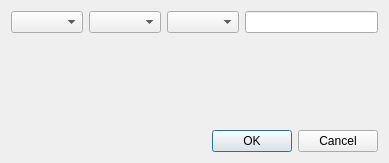
This is dialogs/pddatedialog.ui in caybro/pedikree as Qt 5 draws it before an edit. The edited form follows.
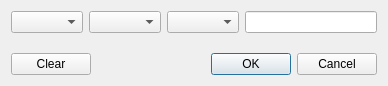
This is the edited form.

Commit message: add a Clear button

```diff
--- a/dialogs/pddatedialog.ui
+++ b/dialogs/pddatedialog.ui
@@ -6,8 +6,8 @@
    <rect>
     <x>0</x>
     <y>0</y>
-    <width>389</width>
-    <height>163</height>
+    <width>388</width>
+    <height>86</height>
    </rect>
   </property>
   <property name="windowTitle">
@@ -65,6 +65,31 @@
     </spacer>
    </item>
    <item>
+    <layout class="QHBoxLayout" name="horizontalLayout_2">
+     <item>
+      <widget class="QPushButton" name="btnClear">
+       <property name="toolTip">
+        <string>&lt;html&gt;&lt;head/&gt;&lt;body&gt;&lt;p&gt;Clears the contents of the date controls&lt;/p&gt;&lt;/body&gt;&lt;/html&gt;</string>
+       </property>
+       <property name="text">
+        <string>Clear</string>
+       </property>
+      </widget>
+     </item>
+     <item>
+      <spacer name="horizontalSpacer">
+       <property name="orientation">
+        <enum>Qt::Horizontal</enum>
+       </property>
+       <property name="sizeHint" stdset="0">
+        <size>
+         <width>40</width>
+         <height>20</height>
+        </size>
+       </property>
+      </spacer>
+     </item>
+     <item>
     <widget class="QDialogButtonBox" name="buttonBox">
      <property name="orientation">
       <enum>Qt::Horizontal</enum>
@@ -75,6 +100,8 @@
     </widget>
    </item>
   </layout>
+   </item>
+  </layout>
  </widget>
  <tabstops>
   <tabstop>cbQualifier</tabstop>
```
Left out of the diff: 1 changed line with no effect on the pictures. Lines whose indentation alone changed are shown as unchanged. The commit also changes 2 other files.
